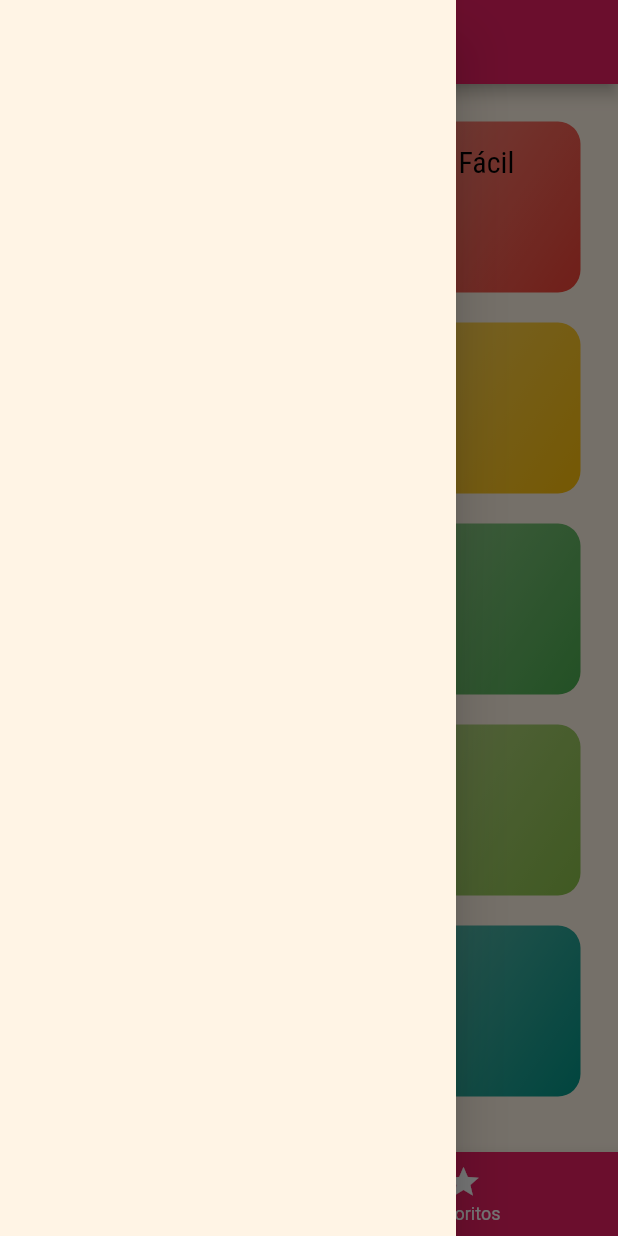
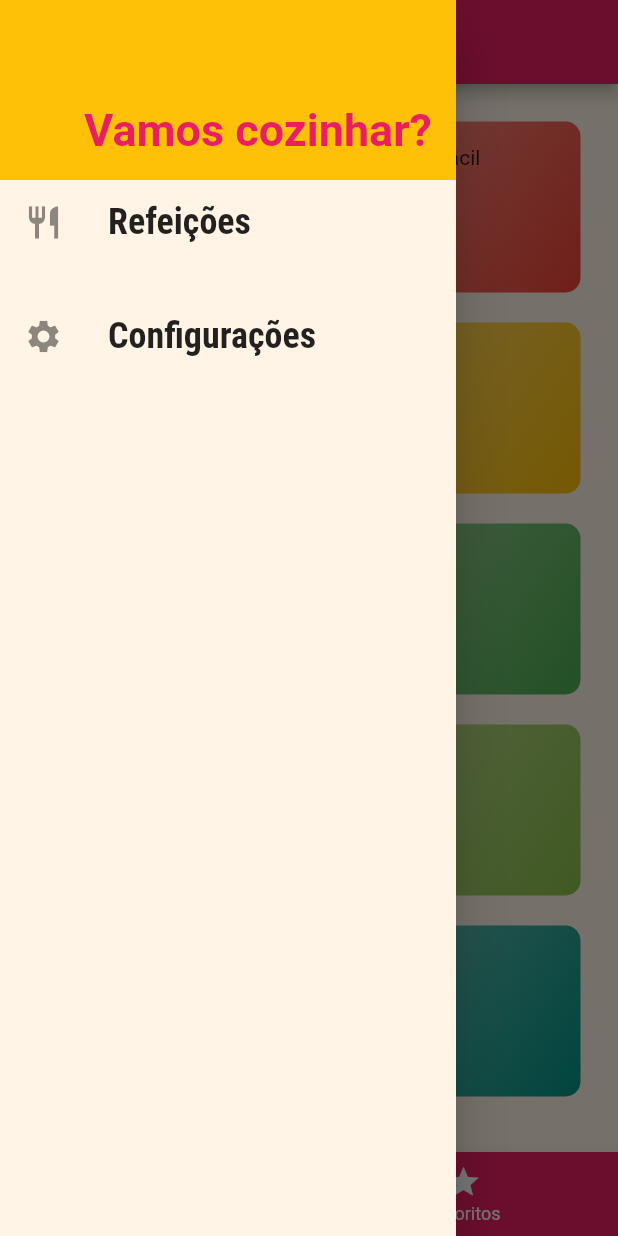
Before and after one commit to iru-Y/meals, a Flutter app: the screen it shows after launch, with the side drawer open, on a phone screen of 412 x 824 dp. Run offline on Flutter 3.47's test engine with Material 2 defaults, Android fonts, the phone set to English and light mode, and no system bars.

Commit message:
Adicionando Drawer

```diff
--- a/lib/component/main_drawer.dart
+++ /dev/null
@@ -1,16 +0,0 @@
-import 'package:flutter/material.dart';
-
-class MainDrawer extends StatelessWidget {
-  const MainDrawer({super.key});
-
-  @override
-  Widget build(BuildContext context) {
-    return Drawer(
-      child: Column(
-        children: [
-
-        ],
-      ),
-    );
-  }
-}
--- a/lib/components/category_item.dart
+++ b/lib/components/category_item.dart
@@ -1,42 +1,43 @@
 import 'package:flutter/material.dart';
-import '../models/category_model.dart';
-import '../utils/app_routes.dart';
+import 'package:meals/models/category_model.dart';
+
+import '../untils/app_routes.dart';
 
 class CategoryItem extends StatelessWidget {
+  const CategoryItem({super.key, required this.category});
+
   final CategoryModel category;
 
-  const CategoryItem(this.category, {Key? key}) : super(key: key);
+  @override
+  Widget build(BuildContext context) {
 
-  void _selectCategory(BuildContext context) {
+    void selectCategory(BuildContext context) {
     Navigator.of(context).pushNamed(
-      AppRoutes.categoriesMeals,
+      AppRoutes.categoryMeals,
       arguments: category,
     );
   }
 
-  @override
-  Widget build(BuildContext context) {
-    return Container(
-      child: InkWell(
-        onTap: () => _selectCategory(context),
-        splashColor: Theme.of(context).colorScheme.primary,
-        borderRadius: BorderRadius.circular(15),
+    return InkWell(
+       borderRadius: (BorderRadius.circular(10)),
+       splashColor: Theme.of(context).primaryColor,
+      onTap: () => selectCategory(context),
+      child: Material(
         child: Container(
-          padding: const EdgeInsets.all(15),
+          padding: const EdgeInsets.all(16),
           decoration: BoxDecoration(
-            borderRadius: BorderRadius.circular(15),
+            borderRadius: (BorderRadius.circular(10)),
             gradient: LinearGradient(
               colors: [
                 category.color.withOpacity(0.5),
-                category.color,
+                category.color
               ],
               begin: Alignment.topLeft,
-              end: Alignment.bottomRight,
-            ),
+              end: Alignment.bottomRight
+            )
           ),
           child: Text(
-            category.title,
-            style: Theme.of(context).textTheme.headline6,
+            category.title
           ),
         ),
       ),
--- /dev/null
+++ b/lib/components/main_drawer.dart
@@ -0,0 +1,60 @@
+import 'package:flutter/material.dart';
+import 'package:meals/untils/app_routes.dart';
+
+class MainDrawer extends StatelessWidget {
+  const MainDrawer({super.key});
+
+  @override
+  Widget build(BuildContext context) {
+
+    Widget _createItem (IconData icon, String label, void Function() onTap){
+      return ListTile(
+        leading: Icon(
+          icon,
+          size: 26),
+        title: Text(
+          label,
+          style: const TextStyle(
+            fontFamily: 'RobotoCondensed',
+            fontSize: 24,
+            fontWeight: FontWeight.bold
+          ),
+        ),
+        onTap: onTap
+      );
+    }
+
+    return Drawer(
+      child: Column(
+        children: [
+          Container(
+            height: 120,
+            width: double.infinity,
+            padding: const EdgeInsets.all(16),
+            color: Theme.of(context).primaryColor,
+            alignment: Alignment.bottomRight,
+            child: Text(
+              'Vamos cozinhar?',
+              style: TextStyle(
+                fontWeight: FontWeight.w700,
+                fontSize: 30,
+                color: Theme.of(context).colorScheme.secondary
+              ),
+            ),
+          ),
+          _createItem(
+            Icons.restaurant,
+             'Refeições',
+             ()=> Navigator.of(context).pushReplacementNamed(AppRoutes.home)
+              ),
+          const SizedBox(height: 20),
+          _createItem(
+            Icons.settings,
+             'Configurações',
+             ()=> Navigator.of(context).pushReplacementNamed(AppRoutes.settings)
+             )
+        ],
+      ),
+    );
+  }
+}
--- a/lib/my_app.dart
+++ b/lib/my_app.dart
@@ -2,6 +2,7 @@ import 'package:flutter/material.dart';
 import 'package:meals/screens/categories_screen.dart';
 import 'package:meals/screens/category_meals_screen.dart';
 import 'package:meals/screens/meal_detail_screen.dart';
+import 'package:meals/screens/settings_screen.dart';
 import 'package:meals/screens/tab_screen.dart';
 import 'package:meals/untils/app_routes.dart';
 
@@ -34,7 +35,8 @@ class MyApp extends StatelessWidget {
       routes: {
         AppRoutes.home : (context) => const TabScreen(),
         AppRoutes.categoryMeals : (context) => const CategoryMealsScreen(),
-        AppRoutes.mealDetailScreen :(context) => const MealDetailScreen()
+        AppRoutes.mealDetailScreen :(context) => const MealDetailScreen(),
+        AppRoutes.settings: (context) => const Settings()
       },
       onUnknownRoute: (settings) => MaterialPageRoute(builder: (context)=> const CategoriesScreen()));
   }
--- a/lib/screens/categories_screen.dart
+++ b/lib/screens/categories_screen.dart
@@ -17,7 +17,7 @@ class CategoriesScreen extends StatelessWidget {
           mainAxisSpacing: 20,
         ),
         children: dummyCategories.map((cat) {
-          return CategoryItem(cat);
+          return CategoryItem(category: cat);
         }).toList(),
     );
   }
--- a/lib/screens/category_meals_screen.dart
+++ b/lib/screens/category_meals_screen.dart
@@ -1,7 +1,7 @@
 import 'package:flutter/material.dart';
 import 'package:meals/data/dummy_data.dart';
 
-import '../component/meal_item.dart';
+import '../components/meal_item.dart';
 import '../models/category_model.dart';
 
 class CategoryMealsScreen extends StatelessWidget {
--- a/lib/screens/tab_screen.dart
+++ b/lib/screens/tab_screen.dart
@@ -1,5 +1,5 @@
 import 'package:flutter/material.dart';
-import 'package:meals/component/main_drawer.dart';
+import 'package:meals/components/main_drawer.dart';
 import 'package:meals/screens/categories_screen.dart';
 import 'package:meals/screens/favorite_screen.dart';
 
--- a/lib/untils/app_routes.dart
+++ b/lib/untils/app_routes.dart
@@ -1,5 +1,6 @@
 class AppRoutes {
   static const home = '/';
-  static const categoryMeals = '/category-meals';
+  static const categoryMeals = '/category-meals-screen';
   static const mealDetailScreen = '/meal-detail-screen';
+  static const settings = '/setting-screen';
 }
--- a/lib/utils/app_routes.dart
+++ /dev/null
@@ -1,4 +0,0 @@
-class AppRoutes {
-  static const home = '/';
-  static const categoriesMeals = '/categories-meals';
-}
```
Also changed, not shown: lib/component/category_item.dart (deleted, +0 -44 lines), lib/screens/settings_screen.dart (added, +29 -0 lines), lib/components/meal_item.dart (renamed from lib/component/meal_item.dart).
